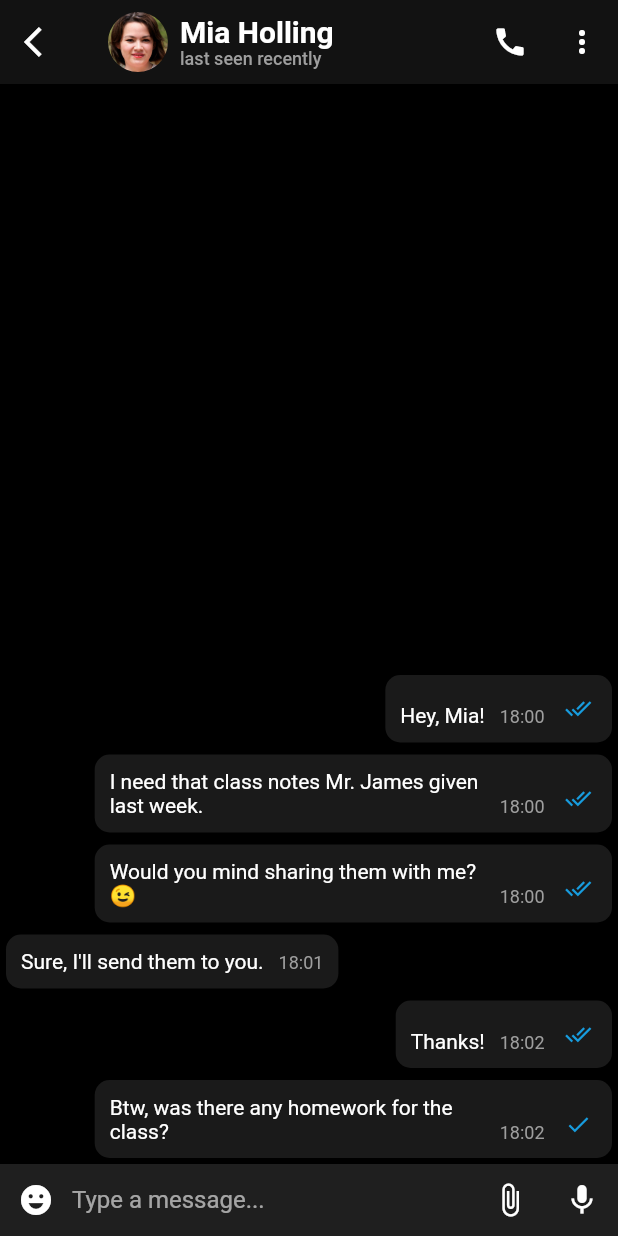
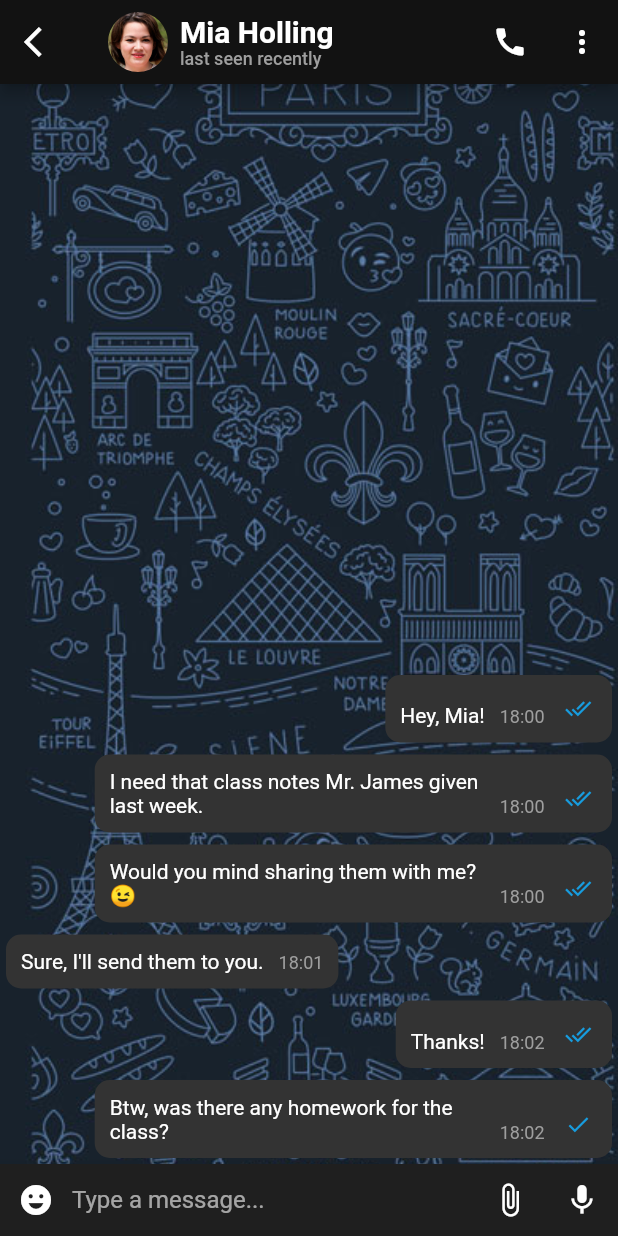
Before and after one commit to HeySreelal/TelegramUI, a Flutter app: the screen it shows after launch, after a tap on "Mia Holling", on a phone screen of 412 x 824 dp. Run offline on Flutter 3.47's test engine with Material 2 defaults, Android fonts, the phone set to English and light mode, and no system bars.

Commit message:
More Refactors 🍕

```diff
--- a/lib/screens/chat/chat.dart
+++ b/lib/screens/chat/chat.dart
@@ -1,9 +1,10 @@
 import 'package:flutter/material.dart';
-import 'package:telegram/data/data.dart';
 import 'package:telegram/models/chat.dart';
 import 'package:telegram/models/message.dart';
-import 'package:telegram/utils/date.dart';
-import 'package:telegram/utils/theme.dart';
+import 'package:telegram/screens/chat/widgets/chat_title.dart';
+import 'package:telegram/screens/chat/widgets/chat_with_bg.dart';
+import 'package:telegram/screens/chat/widgets/type_and_send.dart';
+import 'package:telegram/screens/common/back.dart';
 
 class ChatScreen extends StatefulWidget {
   final Chat chat;
@@ -20,7 +21,7 @@ class _ChatScreenState extends State<ChatScreen> {
   bool isTextEmpty = true;
   bool isVoice = true;
 
-  void changeVoidCam() {
+  void changeVoiceCam() {
     setState(() {
       isVoice = !isVoice;
     });
@@ -29,6 +30,11 @@ class _ChatScreenState extends State<ChatScreen> {
   final TextEditingController _text = TextEditingController();
 
   late List<Message> msgs;
+  void changeValue(String v) {
+    setState(() {
+      isTextEmpty = v.isEmpty;
+    });
+  }
 
   @override
   void initState() {
@@ -41,43 +47,23 @@ class _ChatScreenState extends State<ChatScreen> {
   Widget build(BuildContext context) {
     return Scaffold(
       appBar: AppBar(
-        leading: IconButton(
-          onPressed: () {
-            Navigator.maybePop(context);
-          },
-          icon: const Icon(
-            Icons.arrow_back_ios,
+        leading: const BackBtn(),
+        title: ChatTitle(chat: widget.chat),
+        actions: chatActions,
       ),
+      bottomNavigationBar: TypeAndSend(
+        text: _text,
+        changeValue: changeValue,
+        isVoice: isVoice,
+        changeVoiceCam: changeVoiceCam,
+        isTextEmpty: isTextEmpty,
       ),
-        title: Row(
-          children: [
-            CircleAvatar(
-              backgroundImage: AssetImage("images/${widget.chat.avatar}"),
-            ),
-            const SizedBox(
-              width: 8,
-            ),
-            Column(
-              crossAxisAlignment: CrossAxisAlignment.start,
-              children: [
-                Text(
-                  widget.chat.name,
-                  style: const TextStyle(
-                    fontWeight: FontWeight.bold,
-                  ),
-                ),
-                Text(
-                  "last seen ${widget.chat.lastSeen}",
-                  style: TextStyle(
-                    fontSize: 12,
-                    color: Colors.grey[500],
-                  ),
-                ),
-              ],
-            )
-          ],
-        ),
-        actions: [
+      body: ChatWithBackground(msgs: msgs),
+    );
+  }
+
+  List<Widget> get chatActions {
+    return [
       IconButton(
         onPressed: () {},
         icon: const Icon(Icons.call),
@@ -86,118 +72,6 @@ class _ChatScreenState extends State<ChatScreen> {
         onPressed: () {},
         icon: const Icon(Icons.more_vert),
       ),
-        ],
-      ),
-      bottomNavigationBar: BottomAppBar(
-        color: Colors.white12,
-        child: Row(
-          children: [
-            IconButton(
-              onPressed: () {},
-              icon: const Icon(Icons.emoji_emotions),
-            ),
-            Expanded(
-              child: TextField(
-                  controller: _text,
-                  decoration: const InputDecoration(
-                    hintText: "Type a message...",
-                    border: InputBorder.none,
-                  ),
-                  onChanged: (v) {
-                    setState(() {
-                      isTextEmpty = v.isEmpty;
-                    });
-                  }),
-            ),
-            IconButton(
-              onPressed: () {},
-              icon: const Icon(Icons.attach_file),
-            ),
-            isTextEmpty
-                ? isVoice
-                    ? IconButton(
-                        onPressed: changeVoidCam,
-                        icon: const Icon(Icons.mic),
-                      )
-                    : IconButton(
-                        onPressed: changeVoidCam,
-                        icon: const Icon(Icons.camera),
-                      )
-                : IconButton(
-                    onPressed: () {},
-                    icon: const Icon(Icons.send),
-                  ),
-          ],
-        ),
-      ),
-      body: ListView.builder(
-        reverse: true,
-        itemCount: widget.chat.messages.length,
-        itemBuilder: (context, ix) {
-          final msg = msgs[ix];
-          return Row(
-            mainAxisAlignment: msg.from == OwlData.me.id
-                ? MainAxisAlignment.end
-                : MainAxisAlignment.start,
-            children: [
-              Container(
-                padding: const EdgeInsets.all(10),
-                margin: const EdgeInsets.all(4),
-                decoration: BoxDecoration(
-                  color: Colors.white10,
-                  borderRadius: BorderRadius.circular(10),
-                ),
-                child: Row(
-                  crossAxisAlignment: CrossAxisAlignment.end,
-                  children: [
-                    Container(
-                      constraints: const BoxConstraints(
-                        maxWidth: 250,
-                      ),
-                      child: Text(msg.message!),
-                    ),
-                    const SizedBox(
-                      width: 10,
-                    ),
-                    Text(
-                      DateUtil(msg.date).getTime(false),
-                      style: TextStyle(
-                        fontSize: 12,
-                        color: Colors.grey[500],
-                      ),
-                    ),
-                    if (msg.from == OwlData.me.id) ...[
-                      const SizedBox(
-                        width: 10,
-                      ),
-                      Container(
-                        width: 25,
-                        height: 25,
-                        decoration: const BoxDecoration(
-                          shape: BoxShape.circle,
-                        ),
-                        child: Center(
-                          child: msg.read
-                              ? const Icon(
-                                  Icons.done_all,
-                                  color: OwlTheme.lightBlue,
-                                  size: 18,
-                                )
-                              : const Icon(
-                                  Icons.done,
-                                  color: OwlTheme.lightBlue,
-                                  size: 18,
-                                ),
-                        ),
-                      ),
-                    ]
-                  ],
-                ),
-              )
-            ],
-          );
-        },
-      ),
-    );
+    ];
   }
 }
--- /dev/null
+++ b/lib/screens/chat/widgets/chat_title.dart
@@ -0,0 +1,43 @@
+import 'package:flutter/material.dart';
+import 'package:telegram/models/chat.dart';
+
+class ChatTitle extends StatelessWidget {
+  const ChatTitle({
+    Key? key,
+    required this.chat,
+  }) : super(key: key);
+
+  final Chat chat;
+
+  @override
+  Widget build(BuildContext context) {
+    return Row(
+      children: [
+        CircleAvatar(
+          backgroundImage: AssetImage("images/${chat.avatar}"),
+        ),
+        const SizedBox(
+          width: 8,
+        ),
+        Column(
+          crossAxisAlignment: CrossAxisAlignment.start,
+          children: [
+            Text(
+              chat.name,
+              style: const TextStyle(
+                fontWeight: FontWeight.bold,
+              ),
+            ),
+            Text(
+              "last seen ${chat.lastSeen}",
+              style: TextStyle(
+                fontSize: 12,
+                color: Colors.grey[500],
+              ),
+            ),
+          ],
+        )
+      ],
+    );
+  }
+}
--- /dev/null
+++ b/lib/screens/chat/widgets/chat_with_bg.dart
@@ -0,0 +1,25 @@
+import 'package:flutter/material.dart';
+import 'package:telegram/models/message.dart';
+import 'package:telegram/screens/chat/widgets/msgs_list.dart';
+
+class ChatWithBackground extends StatelessWidget {
+  const ChatWithBackground({
+    Key? key,
+    required this.msgs,
+  }) : super(key: key);
+
+  final List<Message> msgs;
+
+  @override
+  Widget build(BuildContext context) {
+    return Container(
+      decoration: const BoxDecoration(
+        image: DecorationImage(
+          image: AssetImage("images/chatbg.jpg"),
+          fit: BoxFit.cover,
+        ),
+      ),
+      child: MsgsList(msgs: msgs),
+    );
+  }
+}
--- /dev/null
+++ b/lib/screens/chat/widgets/msg_text.dart
@@ -0,0 +1,21 @@
+import 'package:flutter/material.dart';
+import 'package:telegram/models/message.dart';
+
+class MessageText extends StatelessWidget {
+  const MessageText({
+    Key? key,
+    required this.msg,
+  }) : super(key: key);
+
+  final Message msg;
+
+  @override
+  Widget build(BuildContext context) {
+    return Container(
+      constraints: const BoxConstraints(
+        maxWidth: 250,
+      ),
+      child: Text(msg.message!),
+    );
+  }
+}
--- /dev/null
+++ b/lib/screens/chat/widgets/msg_time.dart
@@ -0,0 +1,23 @@
+import 'package:flutter/material.dart';
+import 'package:telegram/models/message.dart';
+import 'package:telegram/utils/date.dart';
+
+class MessageTime extends StatelessWidget {
+  const MessageTime({
+    Key? key,
+    required this.msg,
+  }) : super(key: key);
+
+  final Message msg;
+
+  @override
+  Widget build(BuildContext context) {
+    return Text(
+      DateUtil(msg.date).getTime(false),
+      style: TextStyle(
+        fontSize: 12,
+        color: Colors.grey[500],
+      ),
+    );
+  }
+}
--- /dev/null
+++ b/lib/screens/chat/widgets/msg_wrapper.dart
@@ -0,0 +1,44 @@
+import 'package:flutter/material.dart';
+import 'package:telegram/data/data.dart';
+import 'package:telegram/models/message.dart';
+import 'package:telegram/screens/chat/widgets/msg_text.dart';
+import 'package:telegram/screens/chat/widgets/msg_time.dart';
+import 'package:telegram/screens/chat/widgets/ticks.dart';
+import 'package:telegram/utils/theme.dart';
+
+class MessageWrapper extends StatelessWidget {
+  const MessageWrapper({
+    Key? key,
+    required this.msg,
+  }) : super(key: key);
+
+  final Message msg;
+
+  @override
+  Widget build(BuildContext context) {
+    return Container(
+      padding: const EdgeInsets.all(10),
+      margin: const EdgeInsets.all(4),
+      decoration: BoxDecoration(
+        color: OwlTheme.primaryBlack,
+        borderRadius: BorderRadius.circular(10),
+      ),
+      child: Row(
+        crossAxisAlignment: CrossAxisAlignment.end,
+        children: [
+          MessageText(msg: msg),
+          const SizedBox(
+            width: 10,
+          ),
+          MessageTime(msg: msg),
+          if (msg.from == OwlData.me.id) ...[
+            const SizedBox(
+              width: 10,
+            ),
+            Ticks(msg: msg),
+          ]
+        ],
+      ),
+    );
+  }
+}
--- /dev/null
+++ b/lib/screens/chat/widgets/msgs_list.dart
@@ -0,0 +1,32 @@
+import 'package:flutter/material.dart';
+import 'package:telegram/data/data.dart';
+import 'package:telegram/models/message.dart';
+import 'package:telegram/screens/chat/widgets/msg_wrapper.dart';
+
+class MsgsList extends StatelessWidget {
+  const MsgsList({
+    Key? key,
+    required this.msgs,
+  }) : super(key: key);
+
+  final List<Message> msgs;
+
+  @override
+  Widget build(BuildContext context) {
+    return ListView.builder(
+      reverse: true,
+      itemCount: msgs.length,
+      itemBuilder: (context, ix) {
+        final msg = msgs[ix];
+        return Row(
+          mainAxisAlignment: msg.from == OwlData.me.id
+              ? MainAxisAlignment.end
+              : MainAxisAlignment.start,
+          children: [
+            MessageWrapper(msg: msg),
+          ],
+        );
+      },
+    );
+  }
+}
--- /dev/null
+++ b/lib/screens/chat/widgets/ticks.dart
@@ -0,0 +1,36 @@
+import 'package:flutter/material.dart';
+import 'package:telegram/models/message.dart';
+import 'package:telegram/utils/theme.dart';
+
+class Ticks extends StatelessWidget {
+  const Ticks({
+    Key? key,
+    required this.msg,
+  }) : super(key: key);
+
+  final Message msg;
+
+  @override
+  Widget build(BuildContext context) {
+    return Container(
+      width: 25,
+      height: 25,
+      decoration: const BoxDecoration(
+        shape: BoxShape.circle,
+      ),
+      child: Center(
+        child: msg.read
+            ? const Icon(
+                Icons.done_all,
+                color: OwlTheme.lightBlue,
+                size: 18,
+              )
+            : const Icon(
+                Icons.done,
+                color: OwlTheme.lightBlue,
+                size: 18,
+              ),
+      ),
+    );
+  }
+}
--- /dev/null
+++ b/lib/screens/chat/widgets/type_and_send.dart
@@ -0,0 +1,60 @@
+import 'package:flutter/material.dart';
+
+class TypeAndSend extends StatelessWidget {
+  final TextEditingController text;
+  final Function(String) changeValue;
+  final bool isVoice;
+  final VoidCallback changeVoiceCam;
+  final bool isTextEmpty;
+  const TypeAndSend({
+    Key? key,
+    required this.changeValue,
+    required this.isVoice,
+    required this.changeVoiceCam,
+    required this.isTextEmpty,
+    required this.text,
+  }) : super(key: key);
+
+  @override
+  Widget build(BuildContext context) {
+    return BottomAppBar(
+      color: Colors.white12,
+      child: Row(
+        children: [
+          IconButton(
+            onPressed: () {},
+            icon: const Icon(Icons.emoji_emotions),
+          ),
+          Expanded(
+            child: TextField(
+              controller: text,
+              decoration: const InputDecoration(
+                hintText: "Type a message...",
+                border: InputBorder.none,
+              ),
+              onChanged: changeValue,
+            ),
+          ),
+          IconButton(
+            onPressed: () {},
+            icon: const Icon(Icons.attach_file),
+          ),
+          isTextEmpty
+              ? isVoice
+                  ? IconButton(
+                      onPressed: changeVoiceCam,
+                      icon: const Icon(Icons.mic),
+                    )
+                  : IconButton(
+                      onPressed: changeVoiceCam,
+                      icon: const Icon(Icons.camera),
+                    )
+              : IconButton(
+                  onPressed: () {},
+                  icon: const Icon(Icons.send),
+                ),
+        ],
+      ),
+    );
+  }
+}
--- /dev/null
+++ b/lib/screens/common/back.dart
@@ -0,0 +1,19 @@
+import 'package:flutter/material.dart';
+
+class BackBtn extends StatelessWidget {
+  const BackBtn({
+    Key? key,
+  }) : super(key: key);
+
+  @override
+  Widget build(BuildContext context) {
+    return IconButton(
+      onPressed: () {
+        Navigator.maybePop(context);
+      },
+      icon: const Icon(
+        Icons.arrow_back_ios,
+      ),
+    );
+  }
+}
```
Lines whose indentation alone changed are shown as unchanged.
